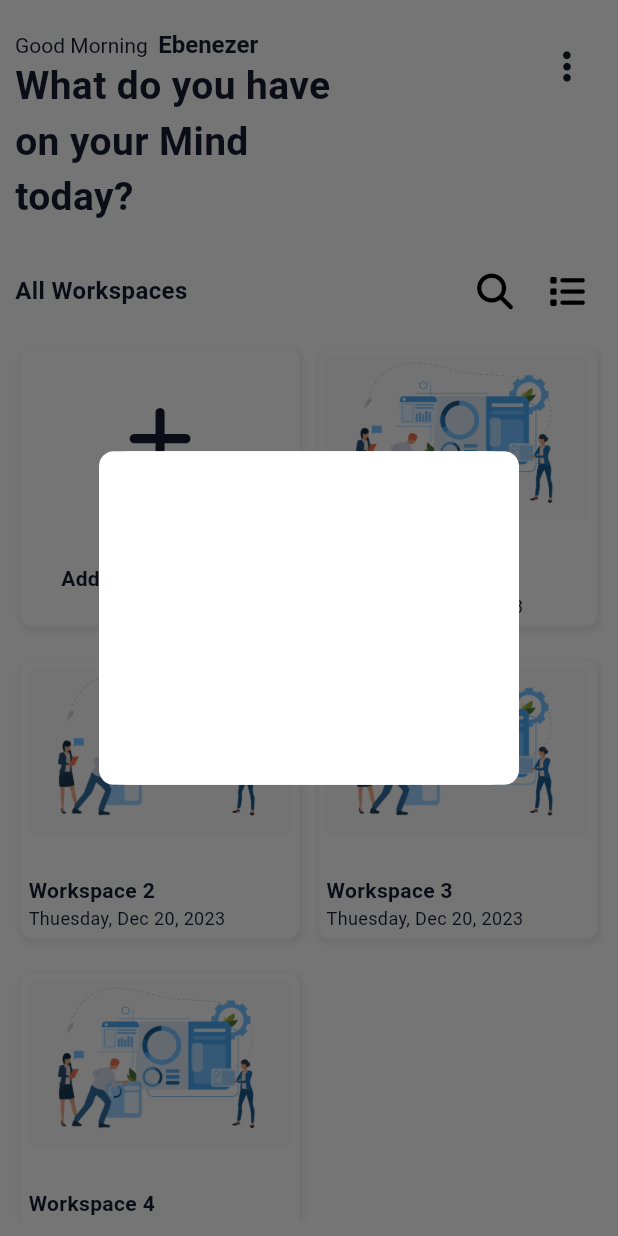
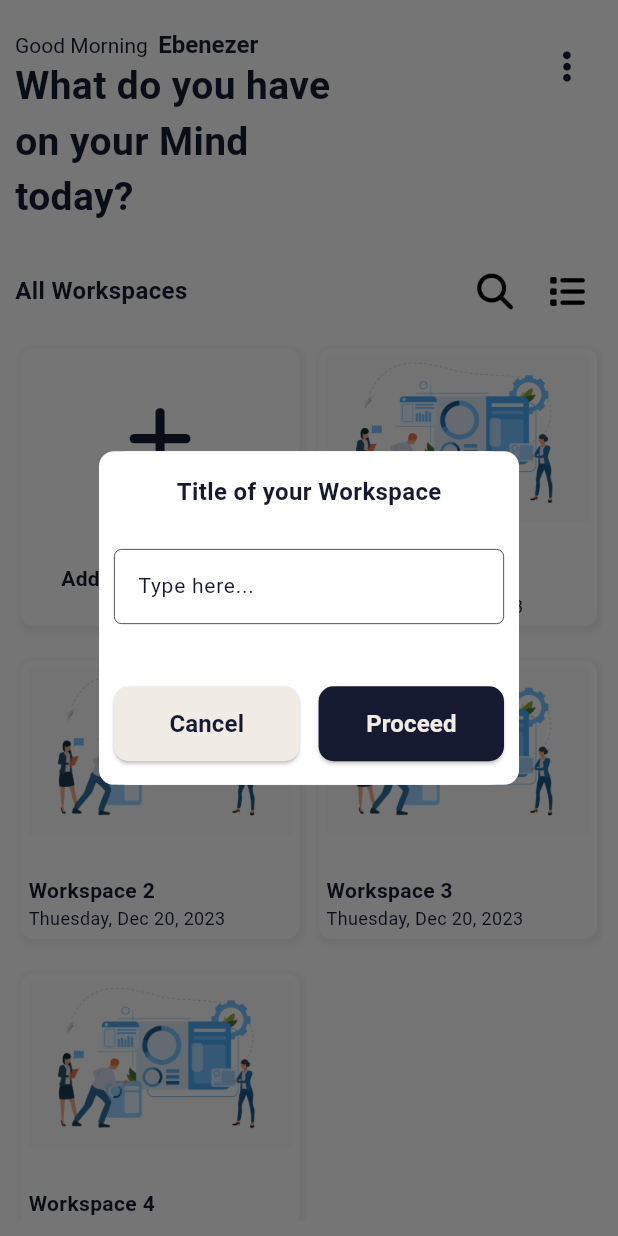
Before and after one commit to Ebenezerkifle/note_muse, a Flutter app: the screen it shows after launch, after a tap on an icon or button, on a phone screen of 412 x 824 dp. Run offline on Flutter 3.47's test engine with Material 3 defaults, Android fonts, the phone set to English and light mode, and no system bars; our stand-ins replace auto_route, font_awesome_flutter; Roboto replaces fonts that are missing (Helvetica).

Commit message:
edit workspace view is added

```diff
--- a/lib/app/routes.dart
+++ b/lib/app/routes.dart
@@ -5,7 +5,8 @@ import 'package:note_muse/app/routes.gr.dart';
 class AppRouter extends $AppRouter {
   @override
   List<AutoRoute> get routes => [
-    AutoRoute(page: HomeRoute.page, path: '/home', initial: true),
-    AutoRoute(page: WorkspaceRoute.page,path:'/workspace')
-  ];
-  }
+        AutoRoute(page: HomeRoute.page, path: '/home', initial: true),
+        AutoRoute(page: WorkspaceRoute.page, path: '/workspace'),
+        AutoRoute(page: EditWorkspaceRoute.page, path: '/editWorkspace'),
+      ];
+}
--- a/lib/view/02_home_view/home_view.dart
+++ b/lib/view/02_home_view/home_view.dart
@@ -11,13 +11,31 @@ import 'package:note_muse/view/widgets/custome_grid_builder.dart';
 import 'package:note_muse/view/widgets/image_builder.dart';
 
 @RoutePage()
-class HomeView extends StatelessWidget {
+class HomeView extends StatefulWidget {
   const HomeView({super.key});
 
   @override
+  State<HomeView> createState() => _HomeViewState();
+}
+
+class _HomeViewState extends State<HomeView> {
+  TextEditingController controller = TextEditingController();
+  @override
   Widget build(BuildContext context) {
     showDialog() {
-      CustomDialog.show(context: context, widget: TextFieldBuilder());
+      CustomDialog.show(
+          context: context,
+          widget: TextFieldDialogBuilder(
+            controller: controller,
+            onApproveText: 'Proceed',
+            onCancelText: 'Cancel',
+            onApprove: () {
+              context.popRoute();
+              context.pushRoute(EditWorkspaceRoute(title: controller.text));
+              controller.clear();
+            },
+            onCancel: () =>context.popRoute(),
+          ));
     }
 
     return Scaffold(
@@ -37,8 +55,7 @@ class HomeView extends StatelessWidget {
                       5,
                       (index) => index == 0
                           ? CustomeCardTile(
-                              onTap: () =>
-                                  showDialog(),
+                              onTap: () => showDialog(),
                               title: 'Add new Workspace',
                               centerText: true,
                               imageWidget: SizedBox(
--- /dev/null
+++ b/lib/view/03_workspace_view/edit_workspace_view.dart
@@ -0,0 +1,22 @@
+import 'package:flutter/material.dart';
+import 'package:auto_route/auto_route.dart';
+import 'package:note_muse/view/03_workspace_view/widgets/action_buttons.dart';
+import 'package:note_muse/view/widgets/custome_app_bar.dart';
+
+@RoutePage()
+class EditWorkspaceView extends StatelessWidget {
+  const EditWorkspaceView({super.key, required this.title});
+  final String title;
+
+  @override
+  Widget build(BuildContext context) {
+    return Scaffold(
+      body: SafeArea(
+          top: true,
+          child: Column(children: [
+            CustomeAppBar(title: title, height: MediaQuery.of(context).size.height*.07,),
+          ])),
+    bottomNavigationBar: const ActionButtons(),
+    );
+  }
+}
--- a/lib/view/widgets/custome_app_bar.dart
+++ b/lib/view/widgets/custome_app_bar.dart
@@ -27,17 +27,17 @@ class CustomeAppBar extends StatelessWidget {
       padding: const EdgeInsets.symmetric(horizontal: 15),
       color: bgcolor,
       child: Column(
-        crossAxisAlignment: CrossAxisAlignment.start,
+        crossAxisAlignment: CrossAxisAlignment.center,
         mainAxisAlignment: MainAxisAlignment.spaceEvenly,
         children: [
           Row(
               mainAxisAlignment: MainAxisAlignment.start,
-              crossAxisAlignment: CrossAxisAlignment.start,
+              crossAxisAlignment: CrossAxisAlignment.center,
               children: [
                 back
                     ? IconButton(
                         onPressed: () => context.popRoute(),
-                        icon: const Icon(FontAwesomeIcons.arrowLeft,
+                        icon: const Icon(FontAwesomeIcons.angleLeft,
                             color: AppColors.light))
                     : const SizedBox(width: 0, height: 0),
                 back ? const SizedBox(width: 15) : const SizedBox(width: 0),
@@ -47,11 +47,6 @@ class CustomeAppBar extends StatelessWidget {
                       color: AppColors.light, style: AppTextStyle.big),
                 )
               ]),
-          subtitle != null
-              ? Text(subtitle!,
-                  style: AppTextStyle.withColor(
-                      color: AppColors.light, style: AppTextStyle.h4Bold))
-              : Container(),
         ],
       ),
     );
--- a/lib/view/widgets/custome_dialog_widget.dart
+++ b/lib/view/widgets/custome_dialog_widget.dart
@@ -2,6 +2,7 @@ import 'package:flutter/material.dart';
 import 'package:note_muse/view/common/app_colors.dart';
 import 'package:note_muse/view/common/app_text_style.dart';
 import 'package:note_muse/view/widgets/custome_button.dart';
+import 'package:note_muse/view/widgets/input_field.dart';
 
 class CustomDialog {
   static show({required BuildContext context, required Widget widget}) =>
@@ -17,18 +18,64 @@ class CustomDialog {
       );
 }
 
-class TextFieldBuilder extends StatelessWidget {
-  const TextFieldBuilder({super.key});
+class TextFieldDialogBuilder extends StatelessWidget {
+  const TextFieldDialogBuilder({
+    super.key,
+    this.action = true,
+    required this.onApprove,
+    required this.onCancel,
+    required this.controller,
+    this.onApproveText,
+    this.onCancelText,
+  });
+  final bool action;
+  final VoidCallback onCancel;
+  final VoidCallback onApprove;
+  final TextEditingController controller;
+  final String? onApproveText;
+  final String? onCancelText;
 
   @override
   Widget build(BuildContext context) {
-    return  Container(
-       height:  MediaQuery.of(context).size.height * .27,
+    return Container(
+      height: MediaQuery.of(context).size.height * .27,
       width: MediaQuery.of(context).size.width * .5,
       padding: const EdgeInsets.all(10),
       decoration: BoxDecoration(
         borderRadius: BorderRadius.circular(10),
         color: Colors.white,
+      ),
+      child: Column(
+        mainAxisAlignment: MainAxisAlignment.spaceEvenly,
+        children: [
+          const Text('Title of your Workspace', style: AppTextStyle.h3Bold),
+          const SizedBox(height: 15),
+          InputField(
+            controller: controller,
+          ),
+          const SizedBox(height: 30),
+          action
+              ? Row(
+                  mainAxisAlignment: MainAxisAlignment.spaceBetween,
+                  children: [
+                    CustomeButton(
+                      text: onCancelText ?? 'No',
+                      onTap: onCancel,
+                      width: MediaQuery.of(context).size.width * .3,
+                      btnColor: AppColors.light,
+                      textStyle: AppTextStyle.h3Bold,
+                    ),
+                    CustomeButton(
+                      text: onApproveText ?? 'Yes',
+                      onTap: onApprove,
+                      width: MediaQuery.of(context).size.width * .3,
+                      textStyle: AppTextStyle.withColor(
+                          color: AppColors.light, style: AppTextStyle.h3Bold),
+                    ),
+                  ],
+                )
+              : Container(),
+        ],
       ),
     );
   }
--- /dev/null
+++ b/lib/view/widgets/input_field.dart
@@ -0,0 +1,101 @@
+import 'package:note_muse/view/common/app_colors.dart';
+import 'package:note_muse/view/common/app_text_style.dart';
+import 'package:flutter/material.dart';
+
+class InputField extends StatelessWidget {
+  const InputField({
+    super.key,
+    this.width,
+    this.hint = "Type here...",
+    this.suffixTxt,
+    required this.controller,
+    this.disabled = false,
+    this.onchange,
+    this.inputType,
+    this.stroke = true,
+    this.prefixIcon,
+    this.suffixIcon,
+    this.hideText = false,
+    this.onTap,
+    this.darkText = true,
+    this.validator,
+    this.readOnly = false,
+    this.error = false,
+    this.onEditingComplete,
+    this.focusNode,
+    this.autoValiation = false,
+  });
+  final double? width;
+  final String hint;
+  final String? suffixTxt;
+  final TextEditingController controller;
+  final bool disabled;
+  final Function(dynamic)? onchange;
+  final TextInputType? inputType;
+  final bool stroke;
+  final Widget? prefixIcon;
+  final Widget? suffixIcon;
+  final bool hideText;
+  final VoidCallback? onTap;
+  final bool darkText;
+  final Function(dynamic)? validator;
+  final bool readOnly;
+  final bool error;
+  final VoidCallback? onEditingComplete;
+  final FocusNode? focusNode;
+  final bool autoValiation;
+
+  @override
+  Widget build(BuildContext context) {
+    return SizedBox(
+      width: width ?? MediaQuery.of(context).size.width,
+      height: 50,
+      child: TextFormField(
+        autovalidateMode:
+            autoValiation ? AutovalidateMode.onUserInteraction : null,
+        controller: controller,
+        readOnly: readOnly,
+        onTap: onTap,
+        validator: (value) => validator!(value),
+        keyboardType: inputType ?? TextInputType.text,
+        onChanged: onchange,
+        onEditingComplete: onEditingComplete,
+        focusNode: focusNode,
+        autofocus: false,
+        textAlignVertical: TextAlignVertical.center,
+        obscureText: hideText,
+        style: darkText
+            ? AppTextStyle.h4Normal
+            : AppTextStyle.withColor(
+                color: Colors.white,
+                style: AppTextStyle.h4Normal,
+              ),
+        decoration: InputDecoration(
+          enabled: !disabled,
+          border: stroke
+              ? const OutlineInputBorder(
+                  borderSide: BorderSide(width: 5, color: AppColors.primary),
+                  borderRadius: BorderRadius.all(Radius.circular(5)))
+              : InputBorder.none,
+          prefixIcon: prefixIcon,
+          suffixIcon: suffixIcon,
+          hintText: hint,
+          hintStyle: darkText
+              ? AppTextStyle.h4Normal
+              : AppTextStyle.withColor(
+                  color: Colors.white,
+                  style: AppTextStyle.h4Normal,
+                ),
+          suffixText: suffixTxt ?? '',
+          enabledBorder: stroke
+              ? OutlineInputBorder(
+                  borderSide: BorderSide(
+                      width: .5,
+                      color: error ? AppColors.danger : AppColors.primary),
+                  borderRadius: const BorderRadius.all(Radius.circular(5)))
+              : InputBorder.none,
+        ),
+      ),
+    );
+  }
+}
```
Also changed, not shown: lib/app/routes.gr.dart, 1 other file.
